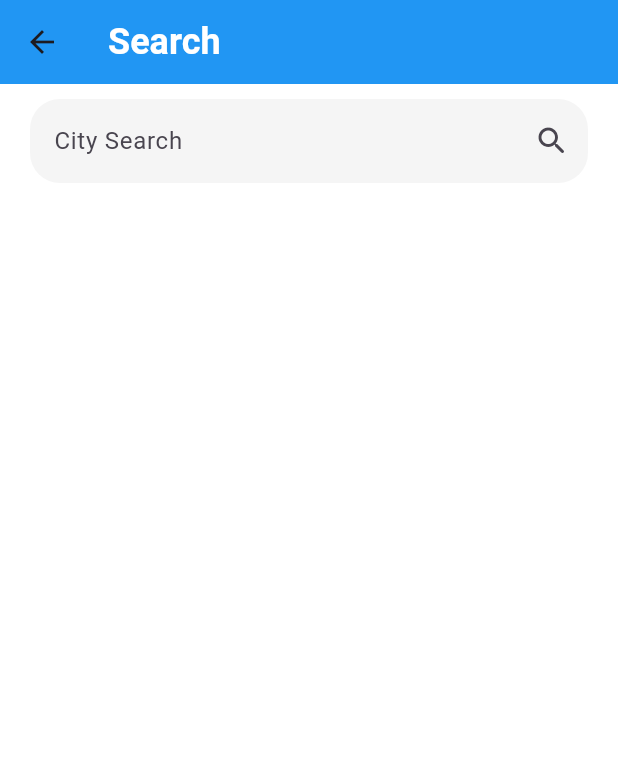
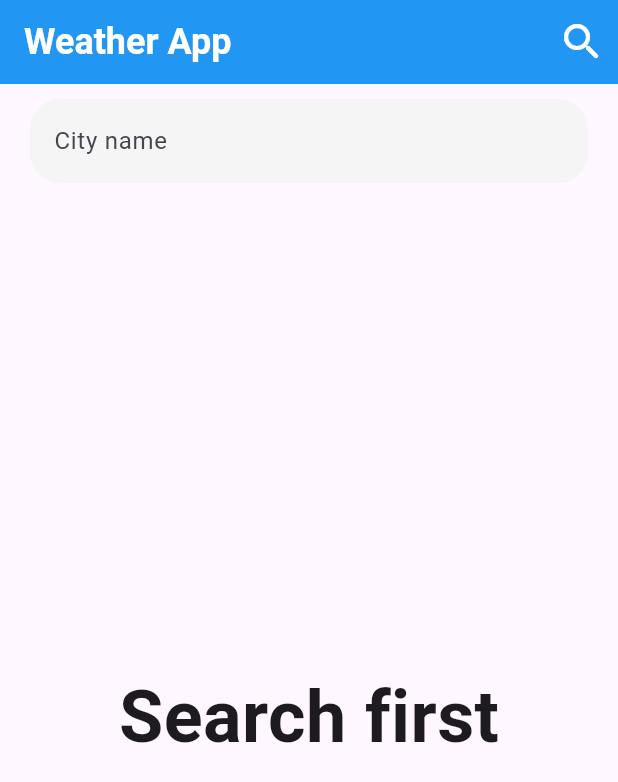
Before and after one commit to Mohamed-Ehab-Elsawy/weather_app_flutter, a Flutter app: the screen it shows after launch, after a tap on the "search" icon, on a phone screen of 412 x 824 dp. Shown: the top 782 px of the screen. Run offline on Flutter 3.47's test engine with Material 3 defaults, Android fonts, the phone set to English and light mode, and no system bars; our stand-ins replace dio, flutter_bloc.

Commit message:
Refactor: Integrate weather API with BLoC pattern
This commit introduces significant changes to the weather app by:

- Integrating a weather API to fetch real-time weather data.
- Implementing the BLoC (Business Logic Component) pattern for state management, specifically for fetching weather information.
- Refactoring the UI to display weather data dynamically based on API responses.
- Adding error handling and loading states to improve user experience.
- Introducing an animated search field for a smoother search interaction.

**Key changes:**

- **API Integration:** Added `WeatherServices` to handle API calls to `weatherapi.com`.
- **Data Models:**
    - Created `WeatherResponse` to model the API response structure.
    - Removed the old `WeatherInfo` model.
- **State Management (BLoC):**
    - Added `FetchWeatherInfoCubit` to manage the state of fetching weather data (initial, loading, success, failure).
    - Added `FetchWeatherInfoStates` enum.
- **UI Enhancements:**
    - `HomeScreen`:
        - Now uses `BlocBuilder` to react to weather data states.
        - Displays different UI sections based on the current state (`NoWeatherInfo`, loading indicator, `WeatherInfoSection`, `WeatherErrorSection`).
        - Implemented an animated search field (`AnimatedSearchField`) that appears/disappears when the search icon is tapped.
    - `WeatherInfoSection`: Updated to display data from the new `WeatherResponse` model.
    - `WeatherAppBar`: Created a reusable app bar widget.
    - `AnimatedSearchField`: New widget for the animated search input.
    - `SearchTextField`: Renamed from `SearchSection` and updated for better reusability.
    - `NoWeatherInfo`: New widget to display when no weather data is available.
    - `WeatherErrorSection`: New widget to display API error messages.
- **Dependencies:** Added `dio` for HTTP requests and `flutter_bloc` for state management.
- **Removed:** Deleted the old `SearchScreen`.

```diff
--- /dev/null
+++ b/lib/cubit/fetch_weather_info_cubit.dart
@@ -0,0 +1,31 @@
+import 'dart:developer';
+
+import 'package:dio/dio.dart';
+import 'package:flutter_bloc/flutter_bloc.dart';
+import 'package:weather_app/cubit/fetch_weather_info_states.dart';
+import 'package:weather_app/data/api/weather_services.dart';
+import 'package:weather_app/data/model/weather_response.dart';
+
+class FetchWeatherInfoCubit extends Cubit<FetchWeatherInfoStates> {
+  FetchWeatherInfoCubit() : super(FetchWeatherInfoStates.initial);
+  final WeatherServices _services = WeatherServices();
+  late WeatherResponse weatherResponse;
+  late ResponseError error;
+
+  fetchWeatherInfo(String city) async {
+    try {
+      emit(FetchWeatherInfoStates.loading);
+      weatherResponse = await _services.fetchWeatherInfo(city: city);
+      emit(FetchWeatherInfoStates.success);
+    } on DioException catch (e) {
+      final errorJson = e.response?.data['error'];
+      error = ResponseError.fromJson(errorJson);
+      log('DIO EXCEPTION - error message: ${error.message}');
+      emit(FetchWeatherInfoStates.failure);
+    } catch (e) {
+      log(e.toString());
+      error.message = "Something went wrong";
+      emit(FetchWeatherInfoStates.failure);
+    }
+  }
+}
--- /dev/null
+++ b/lib/cubit/fetch_weather_info_states.dart
@@ -0,0 +1,6 @@
+enum FetchWeatherInfoStates{
+  initial,
+  loading,
+  success,
+  failure
+}
--- /dev/null
+++ b/lib/data/api/weather_services.dart
@@ -0,0 +1,20 @@
+// ignore: depend_on_referenced_packages
+import 'package:dio/dio.dart';
+import 'package:weather_app/data/model/weather_response.dart';
+
+class WeatherServices {
+  final _dio = Dio();
+
+  final _baseURL = 'https://api.weatherapi.com/v1';
+  final _apiKey = 'eb19fd0ccff840f3a23162843252706';
+
+  WeatherServices();
+
+  Future<WeatherResponse> fetchWeatherInfo({required String city}) async {
+    var response = await _dio.get(
+      "$_baseURL/current.json",
+      queryParameters: {'key': _apiKey, 'q': city},
+    );
+    return WeatherResponse.fromJson(response.data);
+  }
+}
--- a/lib/main.dart
+++ b/lib/main.dart
@@ -1,5 +1,7 @@
 import 'package:flutter/material.dart';
+import 'package:weather_app/cubit/fetch_weather_info_cubit.dart';
 import 'package:weather_app/screens/home_screen.dart';
+import 'package:flutter_bloc/flutter_bloc.dart';
 
 void main() {
   WidgetsFlutterBinding.ensureInitialized();
@@ -11,5 +13,9 @@ class WeatherApp extends StatelessWidget {
 
   @override
   Widget build(BuildContext context) =>
-      const MaterialApp(debugShowCheckedModeBanner: false, home: HomeScreen());
+      BlocProvider(
+        create: (context) => FetchWeatherInfoCubit(),
+        child: MaterialApp(
+            debugShowCheckedModeBanner: false, home: HomeScreen()),
+      );
 }
--- a/lib/screens/home_screen.dart
+++ b/lib/screens/home_screen.dart
@@ -1,48 +1,68 @@
 import 'package:flutter/material.dart';
-import 'package:weather_app/screens/search_screen.dart';
+import 'package:flutter_bloc/flutter_bloc.dart';
+import 'package:weather_app/cubit/fetch_weather_info_cubit.dart';
+import 'package:weather_app/cubit/fetch_weather_info_states.dart';
+import 'package:weather_app/widgets/no_weather_info.dart';
+import 'package:weather_app/widgets/weather_app_bar.dart';
+import 'package:weather_app/widgets/weather_error_section.dart';
+import 'package:weather_app/widgets/weather_info_section.dart';
 
-import '../data/model/weather_info.dart';
-import '../widgets/weather_info_section.dart';
+import '../widgets/animated_search_field.dart';
 
-class HomeScreen extends StatelessWidget {
+class HomeScreen extends StatefulWidget {
   const HomeScreen({super.key});
 
   @override
+  State<HomeScreen> createState() => _HomeScreenState();
+}
+
+class _HomeScreenState extends State<HomeScreen> {
+  bool _showSearch = false;
+
+  @override
   Widget build(BuildContext ctx) => Scaffold(
-    appBar: AppBar(
-      title: const Text(
-        'Weather App',
-        style: TextStyle(
-          fontWeight: FontWeight.bold,
-          color: Colors.white,
-          fontSize: 24,
-        ),
-      ),
-      backgroundColor: Colors.blue,
-      actions: [
-        IconButton(
-          icon: const Icon(Icons.search_rounded, color: Colors.white, size: 32),
-          onPressed: () {
-            Navigator.push(
-              ctx,
-              MaterialPageRoute(builder: (ctx) => const SearchScreen()),
-            );
-          },
-        ),
-      ],
+    appBar: WeatherAppBar(
+      onSearchIconPressed: () {
+        setState(() {
+          _showSearch = !_showSearch;
+        });
+      },
     ),
-    body: Center(
-      child: WeatherInfoSection(
-        weatherInfo: WeatherInfo(
-          cityName: 'Cairo',
-          lastUpdate: '08:00 AM',
-          temperature: 40,
-          maxTemperature: 42,
-          minTemperature: 30,
-          status: 'Sunny',
-          imageUrl: 'https://openweathermap.org/img/wn/01d@2x.png',
-        ),
-      ),
+    body: BlocBuilder<FetchWeatherInfoCubit, FetchWeatherInfoStates>(
+      builder: (context, state) {
+        return Column(
+          children: [
+            AnimatedSearchField(
+              isVisible: _showSearch,
+              onSubmitted: (value) {
+                BlocProvider.of<FetchWeatherInfoCubit>(
+                  context,
+                ).fetchWeatherInfo(value);
+                setState(() {
+                  _showSearch = !_showSearch;
+                });
+              },
+            ),
+            switch (state) {
+              FetchWeatherInfoStates.initial => Expanded(
+                child: NoWeatherInfo(),
+              ),
+
+              FetchWeatherInfoStates.loading => Expanded(
+                child: Center(child: CircularProgressIndicator()),
+              ),
+
+              FetchWeatherInfoStates.success => Expanded(
+                child: WeatherInfoSection(),
+              ),
+
+              FetchWeatherInfoStates.failure => Expanded(
+                child: WeatherErrorSection(),
+              ),
+            },
+          ],
+        );
+      },
     ),
   );
 }
--- a/lib/screens/search_screen.dart
+++ /dev/null
@@ -1,24 +0,0 @@
-import 'package:flutter/material.dart';
-
-import '../widgets/search_section.dart';
-
-class SearchScreen extends StatelessWidget {
-  const SearchScreen({super.key});
-
-  @override
-  Widget build(BuildContext context) => Scaffold(
-    backgroundColor: Colors.white,
-    appBar: AppBar(
-      title: const Text(
-        'Search',
-        style: TextStyle(
-          fontWeight: FontWeight.bold,
-          color: Colors.white,
-          fontSize: 24,
-        ),
-      ),
-      backgroundColor: Colors.blue,
-    ),
-    body: SearchSection(),
-  );
-}
--- /dev/null
+++ b/lib/widgets/animated_search_field.dart
@@ -0,0 +1,33 @@
+import 'package:flutter/material.dart';
+import 'package:weather_app/widgets/search_text_field.dart';
+
+class AnimatedSearchField extends StatelessWidget {
+  final bool isVisible;
+  final ValueChanged<String>? onSubmitted;
+  final ValueChanged<String>? onChanged;
+
+  const AnimatedSearchField({
+    super.key,
+    required this.isVisible,
+    this.onSubmitted,
+    this.onChanged,
+  });
+
+  @override
+  Widget build(BuildContext context) {
+    return AnimatedSwitcher(
+      duration: const Duration(milliseconds: 300),
+      transitionBuilder: (child, animation) =>
+          SizeTransition(sizeFactor: animation, axis: Axis.vertical, child: child),
+      child: isVisible
+          ? SearchTextField(
+        key: const ValueKey('search'),
+        onSubmitted: onSubmitted,
+        onChanged: onChanged,
+      )
+          : const SizedBox(
+        key: ValueKey('empty'),
+      ),
+    );
+  }
+}
--- /dev/null
+++ b/lib/widgets/no_weather_info.dart
@@ -0,0 +1,13 @@
+import 'package:flutter/material.dart';
+
+class NoWeatherInfo extends StatelessWidget {
+  const NoWeatherInfo({super.key});
+
+  @override
+  Widget build(BuildContext context) => Center(
+    child: Text(
+      'Search first',
+      style: TextStyle(fontSize: 48, fontWeight: FontWeight.bold),
+    ),
+  );
+}
--- a/lib/widgets/search_section.dart
+++ b/lib/widgets/search_text_field.dart
@@ -1,7 +1,10 @@
 import 'package:flutter/material.dart';
 
-class SearchSection extends StatelessWidget {
-  const SearchSection({super.key});
+class SearchTextField extends StatelessWidget {
+  final ValueChanged<String>? onSubmitted;
+  final ValueChanged<String>? onChanged;
+
+  const SearchTextField({super.key, this.onSubmitted, this.onChanged});
 
   @override
   Widget build(BuildContext context) => Padding(
@@ -14,9 +17,12 @@ class SearchSection extends StatelessWidget {
           borderRadius: BorderRadius.circular(20),
           borderSide: BorderSide.none,
         ),
-        suffixIcon: const Icon(Icons.search_rounded),
-        hintText: 'City Search',
+        hintText: 'City name',
       ),
+      onChanged: onChanged,
+      onSubmitted: onSubmitted,
+      textInputAction: TextInputAction.search,
+      keyboardType: TextInputType.text,
     ),
   );
 }
--- /dev/null
+++ b/lib/widgets/weather_app_bar.dart
@@ -0,0 +1,29 @@
+import 'package:flutter/material.dart';
+
+class WeatherAppBar extends StatelessWidget implements PreferredSizeWidget {
+  final VoidCallback onSearchIconPressed;
+
+  const WeatherAppBar({super.key, required this.onSearchIconPressed});
+
+  @override
+  Size get preferredSize => const Size.fromHeight(kToolbarHeight);
+
+  @override
+  Widget build(BuildContext context) => AppBar(
+    title: const Text(
+      'Weather App',
+      style: TextStyle(
+        fontWeight: FontWeight.bold,
+        color: Colors.white,
+        fontSize: 24,
+      ),
+    ),
+    backgroundColor: Colors.blue,
+    actions: [
+      IconButton(
+        icon: const Icon(Icons.search_rounded, color: Colors.white, size: 32),
+        onPressed: onSearchIconPressed,
+      ),
+    ],
+  );
+}
--- a/lib/widgets/weather_info_section.dart
+++ b/lib/widgets/weather_info_section.dart
@@ -1,53 +1,48 @@
 import 'package:flutter/material.dart';
-import '../data/model/weather_info.dart';
+import 'package:flutter_bloc/flutter_bloc.dart';
+import 'package:weather_app/cubit/fetch_weather_info_cubit.dart';
 
 class WeatherInfoSection extends StatelessWidget {
-  final WeatherInfo weatherInfo;
-
-  const WeatherInfoSection({super.key, required this.weatherInfo});
+  const WeatherInfoSection({super.key});
 
   @override
-  Widget build(BuildContext context) => Column(
+  Widget build(BuildContext context) {
+    var weatherInfo =
+        BlocProvider.of<FetchWeatherInfoCubit>(context).weatherResponse;
+    var lastUpdate = weatherInfo.currentWeather!.lastUpdated!;
+    return Column(
       mainAxisAlignment: MainAxisAlignment.center,
       children: [
         Text(
-        weatherInfo.cityName ?? "",
+          weatherInfo.location?.name ?? "",
           style: TextStyle(fontWeight: FontWeight.bold, fontSize: 40),
         ),
+        const SizedBox(height: 16),
         Text(
-        'Last update: ${weatherInfo.lastUpdate}',
+          'Last update: ${lastUpdate.hour}:${lastUpdate.minute}',
           style: TextStyle(fontSize: 24),
         ),
         const SizedBox(height: 50),
         Row(
           mainAxisAlignment: MainAxisAlignment.spaceEvenly,
           children: [
-          weatherInfo.imageUrl == null
-              ? Image.asset('assets/images/clear.png')
-              : Image.network(weatherInfo.imageUrl!),
+            weatherInfo.currentWeather?.condition?.icon != null
+                ? Image.network(
+                  'https:${weatherInfo.currentWeather?.condition!.icon!}',
+                )
+                : Image.asset('assets/images/clear.png'),
             Text(
-            '${weatherInfo.temperature}° C',
+              '${weatherInfo.currentWeather?.tempC}° C',
               style: TextStyle(fontWeight: FontWeight.bold, fontSize: 32),
-          ),
-          Column(
-            children: [
-              Text(
-                'Max temp: ${weatherInfo.maxTemperature}° C',
-                style: TextStyle(fontSize: 18),
-              ),
-              Text(
-                'Min temp: ${weatherInfo.minTemperature}° C',
-                style: TextStyle(fontSize: 18),
-              ),
-            ],
             ),
           ],
         ),
         const SizedBox(height: 50),
         Text(
-        weatherInfo.status ?? "",
+          weatherInfo.currentWeather?.condition?.text ?? "",
           style: TextStyle(fontWeight: FontWeight.bold, fontSize: 32),
         ),
       ],
     );
   }
+}
--- a/pubspec.yaml
+++ b/pubspec.yaml
@@ -45,6 +45,8 @@ dev_dependencies:
   # package. See that file for information about deactivating specific lint
   # rules and activating additional ones.
   flutter_lints: ^5.0.0
+  dio: ^5.8.0+1
+  flutter_bloc: ^9.1.1
 
 # For information on the generic Dart part of this file, see the
 # following page: https://dart.dev/tools/pub/pubspec
```
Also changed, not shown: lib/data/model/weather_info.dart (deleted, +0 -19 lines), lib/data/model/weather_response.dart (added, +70 -0 lines), lib/widgets/weather_error_section.dart (added, +26 -0 lines), pubspec.lock. Lines whose indentation alone changed are shown as unchanged.
